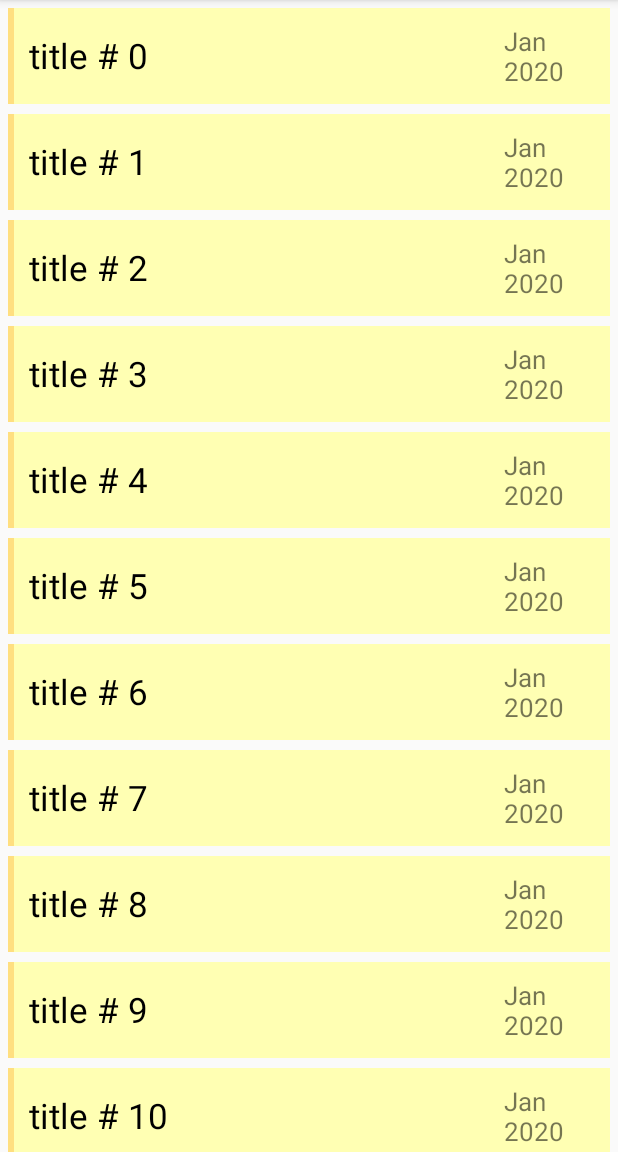
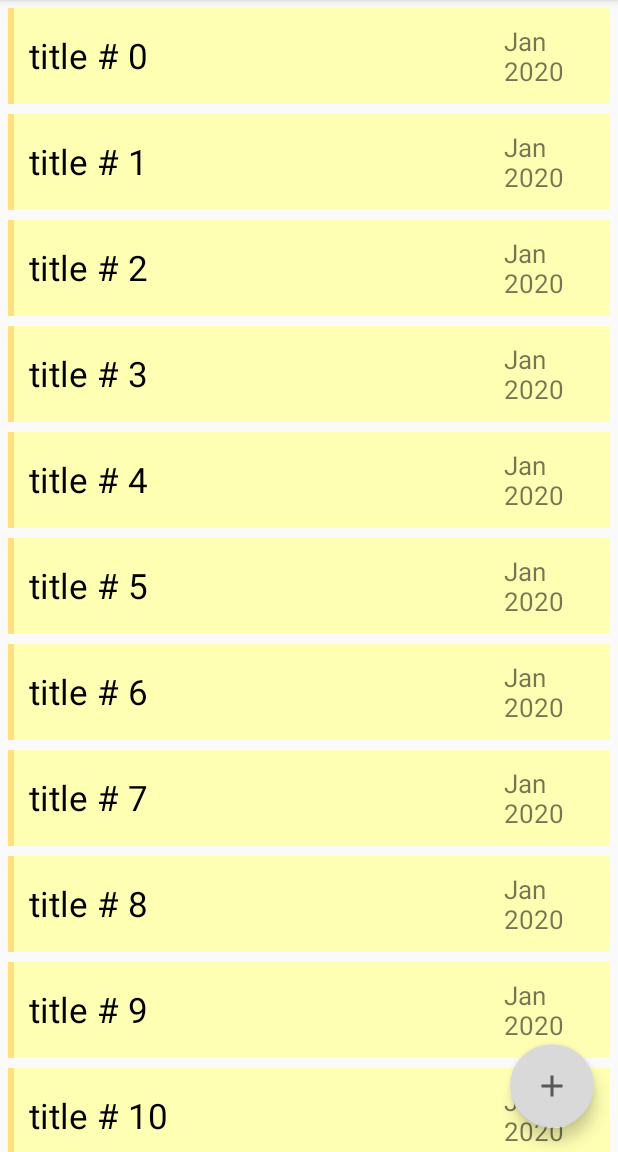
Before and after one commit to jdpahl122/Notes, an Android app: the screen it shows after launch (NotesListActivity), on a phone screen of 412 x 824 dp, the part 84-1236 px from its top. Run offline under Robolectric (Android 15) with nearby library versions, the phone set to English and light mode, and no system bars.

Commit message:
Add floating Action Button and actions

```diff
--- a/app/src/main/java/jonpahl/com/NotesListActivity.java
+++ b/app/src/main/java/jonpahl/com/NotesListActivity.java
@@ -8,6 +8,9 @@ import androidx.recyclerview.widget.RecyclerView;
 import android.content.Intent;
 import android.os.Bundle;
 import android.util.Log;
+import android.view.View;
+
+import com.google.android.material.floatingactionbutton.FloatingActionButton;
 
 import java.util.ArrayList;
 
@@ -15,7 +18,7 @@ import jonpahl.com.adapters.NotesRecyclerAdapter;
 import jonpahl.com.models.Note;
 import jonpahl.com.util.VerticalSpacingItemDecorator;
 
-public class NotesListActivity extends AppCompatActivity implements NotesRecyclerAdapter.OnNoteListener {
+public class NotesListActivity extends AppCompatActivity implements NotesRecyclerAdapter.OnNoteListener, View.OnClickListener {
 
     private static final String TAG = "NotesListActivity";
 
@@ -31,6 +34,8 @@ public class NotesListActivity extends AppCompatActivity implements NotesRecycle
         super.onCreate(savedInstanceState);
         setContentView(R.layout.activity_main);
         mRecyclerView = findViewById(R.id.recyclerView);
+
+        findViewById(R.id.fab).setOnClickListener(this);
 
         initRecyclerView();
         insertFakeNotes();
@@ -67,4 +72,10 @@ public class NotesListActivity extends AppCompatActivity implements NotesRecycle
         intent.putExtra("selected_note", mNotes.get(position));
         startActivity(intent);
     }
+
+    @Override
+    public void onClick(View v) {
+        Intent intent = new Intent(this, NoteActivity.class);
+        startActivity(intent);
+    }
 }
--- /dev/null
+++ b/app/src/main/res/drawable/ic_baseline_add_24.xml
@@ -0,0 +1,10 @@
+<vector xmlns:android="http://schemas.android.com/apk/res/android"
+    android:width="24dp"
+    android:height="24dp"
+    android:viewportWidth="24"
+    android:viewportHeight="24"
+    android:tint="?attr/colorControlNormal">
+  <path
+      android:fillColor="@android:color/white"
+      android:pathData="M19,13h-6v6h-2v-6H5v-2h6V5h2v6h6v2z"/>
+</vector>
--- a/app/src/main/res/layout/activity_main.xml
+++ b/app/src/main/res/layout/activity_main.xml
@@ -27,4 +27,12 @@
         android:padding="5dp"
         app:layout_behavior="@string/appbar_scrolling_view_behavior"/>
 
+    <com.google.android.material.floatingactionbutton.FloatingActionButton
+        android:layout_width="wrap_content"
+        android:layout_height="wrap_content"
+        android:id="@+id/fab"
+        android:layout_gravity="end|bottom"
+        android:src="@drawable/ic_baseline_add_24"
+        android:layout_margin="16dp"/>
+
 </androidx.coordinatorlayout.widget.CoordinatorLayout>
```
